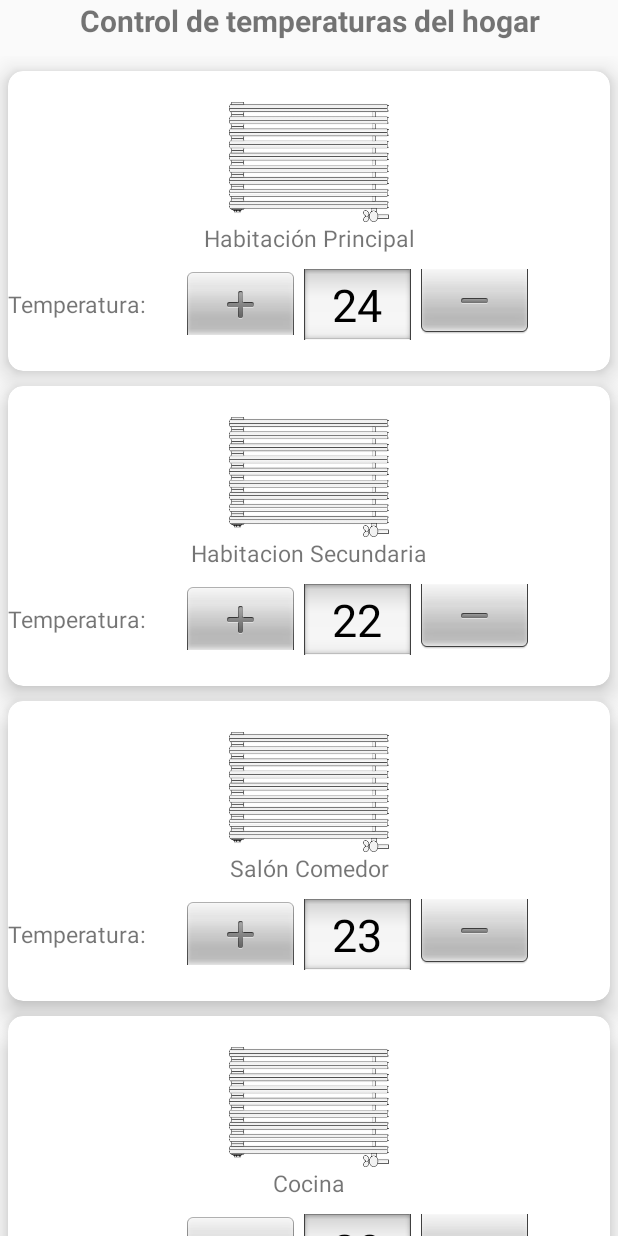
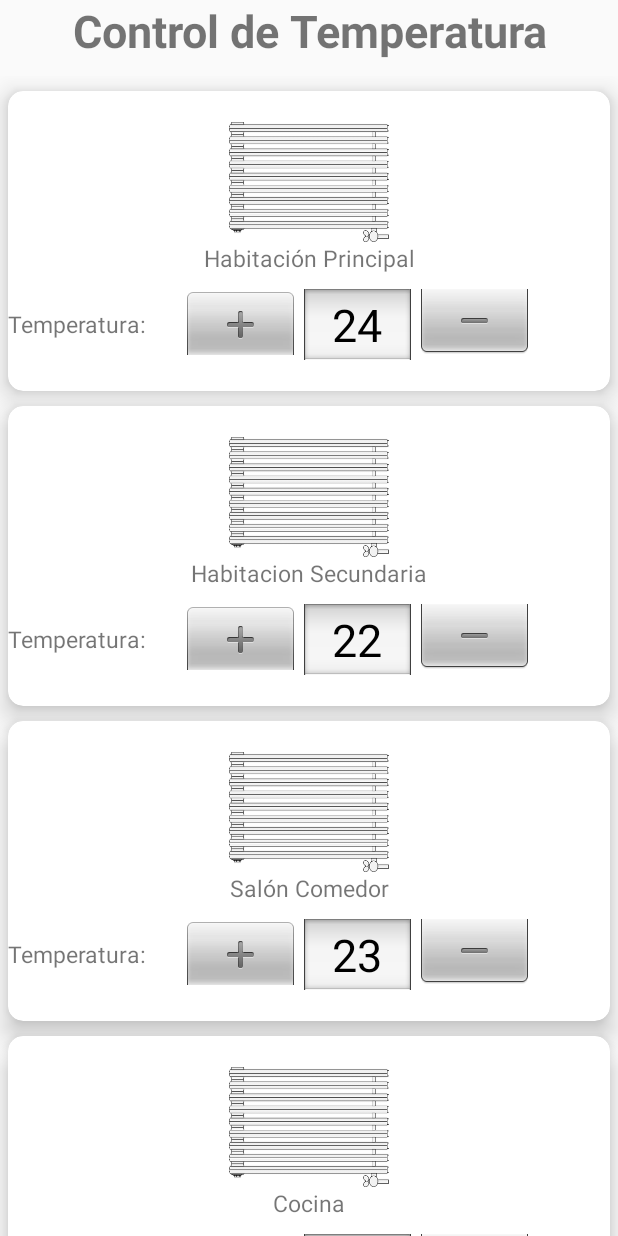
Before and after one commit to laVacaGo/HomeInside, an Android app: the TemperaturaActivity screen opened directly, with no data from a screen before it, on a phone screen of 412 x 824 dp. Run offline under Robolectric (Android 15) with nearby library versions, the phone set to English and light mode, and no system bars; 1 statement that could not run was skipped.

Commit message:
Modificado y Arreglado

```diff
--- a/app/src/main/res/layout/activity_temperatura.xml
+++ b/app/src/main/res/layout/activity_temperatura.xml
@@ -9,8 +9,8 @@
         android:layout_width="match_parent"
         android:layout_height="wrap_content"
         android:id="@+id/titleActivity"
-        android:textSize="20dp"
-        android:text="Control de temperaturas del hogar"
+        android:textSize="30dp"
+        android:text="Control de Temperatura"
         android:gravity="center"
         android:textStyle="normal|bold" />
     <android.support.v7.widget.RecyclerView
```
Also changed, not shown: app/src/main/res/adapters/TicketsAdapter.java (deleted, +0 -51 lines), app/src/main/res/holders/TicketViewHolder.java (deleted, +0 -42 lines).
